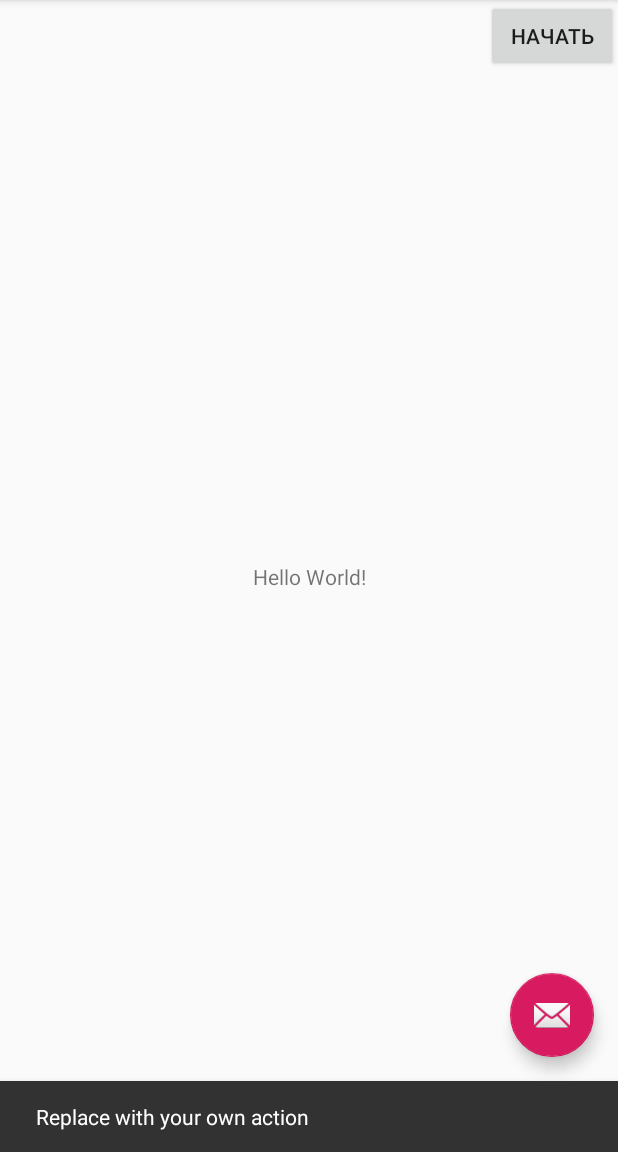
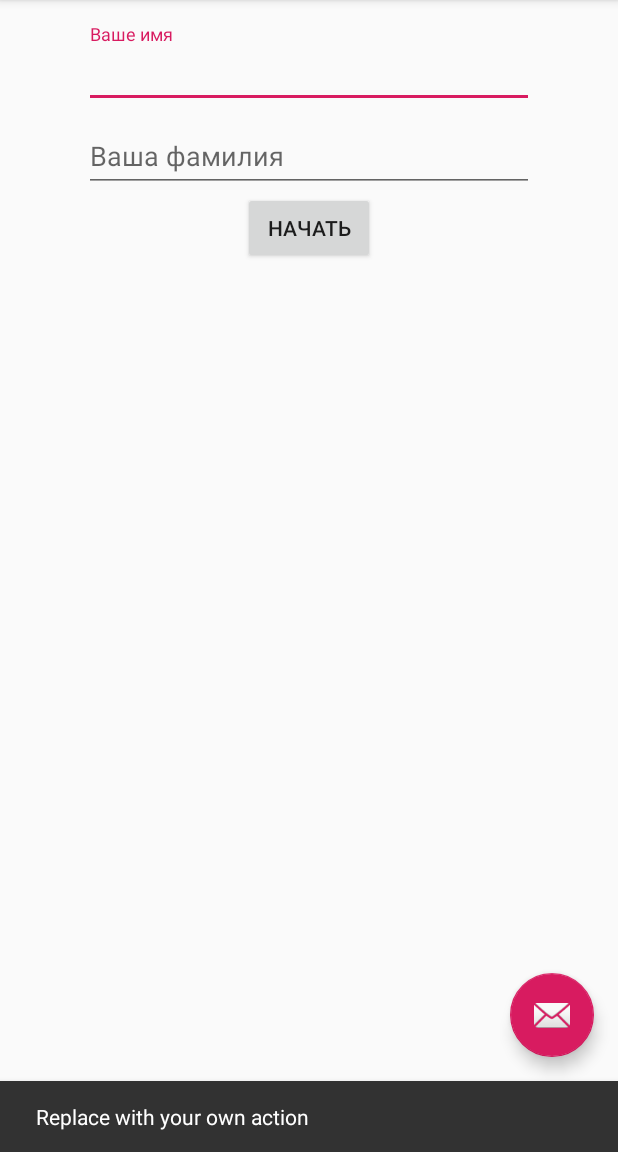
Before and after one commit to KunakbaevAV/MaterialDesign, an Android app: the screen it shows after launch (MainActivity), after a tap on an icon or button, on a phone screen of 412 x 824 dp, the part 84-1236 px from its top. Run offline under Robolectric (Android 15) with nearby library versions, the phone set to English and light mode, and no system bars; libraries missing offline, so code that uses them is left out: com.daimajia.androidanimations.

Commit message:
Добавил два поля регистрации и анимацию в случае, если поля не заполнены

```diff
--- a/app/build.gradle
+++ b/app/build.gradle
@@ -16,6 +16,10 @@ android {
             proguardFiles getDefaultProguardFile('proguard-android-optimize.txt'), 'proguard-rules.pro'
         }
     }
+    compileOptions {
+        sourceCompatibility = '1.8'
+        targetCompatibility = '1.8'
+    }
 }
 
 dependencies {
@@ -25,6 +29,8 @@ dependencies {
     implementation 'com.google.android.material:material:1.1.0-alpha04'
     implementation 'androidx.legacy:legacy-support-v4:1.0.0'
     implementation 'androidx.recyclerview:recyclerview:1.1.0-alpha02'
+    implementation 'com.daimajia.easing:library:2.0@aar'
+    implementation 'com.daimajia.androidanimations:library:2.3@aar'
     testImplementation 'junit:junit:4.12'
     androidTestImplementation 'androidx.test:runner:1.1.2-alpha02'
     androidTestImplementation 'androidx.test.espresso:espresso-core:3.2.0-alpha02'
--- a/app/src/main/java/com/example/materialdesign/MainActivity.java
+++ b/app/src/main/java/com/example/materialdesign/MainActivity.java
@@ -2,17 +2,29 @@ package com.example.materialdesign;
 
 import android.os.Bundle;
 
+import com.daimajia.androidanimations.library.Techniques;
+import com.daimajia.androidanimations.library.YoYo;
 import com.google.android.material.floatingactionbutton.FloatingActionButton;
 import com.google.android.material.snackbar.Snackbar;
+import com.google.android.material.textfield.TextInputLayout;
 
 import androidx.appcompat.app.AppCompatActivity;
+import androidx.appcompat.widget.AppCompatButton;
 import androidx.appcompat.widget.Toolbar;
 
-import android.view.View;
 import android.view.Menu;
 import android.view.MenuItem;
+import android.widget.EditText;
+import android.widget.Toast;
+
+import java.util.Objects;
 
 public class MainActivity extends AppCompatActivity {
+    AppCompatButton buttonBegin;
+    TextInputLayout inputName;
+    TextInputLayout inputSurname;
+    private String userName;
+    private String userSurname;
 
     @Override
     protected void onCreate(Bundle savedInstanceState) {
@@ -20,37 +32,56 @@ public class MainActivity extends AppCompatActivity {
         setContentView(R.layout.activity_main);
         Toolbar toolbar = findViewById(R.id.toolbar);
         setSupportActionBar(toolbar);
+        initUI();
+    }
+
+    private void initUI() {
+        inputName = findViewById(R.id.inputLayoutName);
+        inputSurname = findViewById(R.id.inputLayoutSurname);
+        buttonBegin = findViewById(R.id.buttonBegin);
+        buttonBegin.setOnClickListener((view) -> {
+            saveUser();
+            checkRegistration();
+        });
 
         FloatingActionButton fab = findViewById(R.id.fab);
-        fab.setOnClickListener(new View.OnClickListener() {
-            @Override
-            public void onClick(View view) {
-                Snackbar.make(view, "Replace with your own action", Snackbar.LENGTH_LONG)
-                        .setAction("Action", null).show();
-            }
-        });
+        fab.setOnClickListener(view -> Snackbar.make(view, "Replace with your own action", Snackbar.LENGTH_LONG)
+                .setAction("Action", null).show());
+    }
+
+    private void checkRegistration() {
+        if (userName.isEmpty()) {
+            Toast.makeText(this, "Введите имя", Toast.LENGTH_SHORT).show();
+            YoYo.with(Techniques.Shake).playOn(inputName);
+        } else if (userSurname.isEmpty()) {
+            Toast.makeText(this, "Введите фамилию", Toast.LENGTH_SHORT).show();
+            YoYo.with(Techniques.Shake).playOn(inputSurname);
+        } else {
+            Toast.makeText(this, "Зарегистрирован пользователь \n"
+                    + userName + " " + userSurname, Toast.LENGTH_SHORT).show();
+        }
+    }
+
+    private void saveUser() {
+        userName = Objects.requireNonNull(inputName.getEditText()).getText().toString();
+        userSurname = Objects.requireNonNull(inputSurname.getEditText()).getText().toString();
     }
 
     @Override
     public boolean onCreateOptionsMenu(Menu menu) {
-        // Inflate the menu; this adds items to the action bar if it is present.
         getMenuInflater().inflate(R.menu.menu_main, menu);
         return true;
     }
 
     @Override
     public boolean onOptionsItemSelected(MenuItem item) {
-        // Handle action bar fragment_themes clicks here. The action bar will
-        // automatically handle clicks on the Home/Up button, so long
-        // as you specify a parent activity in AndroidManifest.xml.
         int id = item.getItemId();
 
-        //noinspection SimplifiableIfStatement
         if (id == R.id.theme_settings) {
             setContentView(R.layout.fragment_themes);
             return true;
         }
-
         return super.onOptionsItemSelected(item);
     }
+
 }
--- a/app/src/main/res/layout/activity_main.xml
+++ b/app/src/main/res/layout/activity_main.xml
@@ -4,7 +4,8 @@
     xmlns:tools="http://schemas.android.com/tools"
     android:layout_width="match_parent"
     android:layout_height="match_parent"
-    tools:context=".MainActivity">
+    tools:context=".MainActivity"
+    android:clipChildren="false">
 
     <com.google.android.material.appbar.AppBarLayout
         android:layout_width="match_parent"
--- a/app/src/main/res/layout/content_main.xml
+++ b/app/src/main/res/layout/content_main.xml
@@ -8,22 +8,49 @@
     tools:context=".MainActivity"
     tools:showIn="@layout/activity_main">
 
-    <TextView
+    <com.google.android.material.textfield.TextInputLayout
+        android:id="@+id/inputLayoutName"
+        android:layout_width="300dp"
+        android:layout_height="wrap_content"
+        android:layout_marginTop="@dimen/fab_margin"
+        app:layout_constraintLeft_toLeftOf="parent"
+        app:layout_constraintRight_toRightOf="parent"
+        app:layout_constraintTop_toTopOf="parent"
+        android:hint="@string/you_name">
+
+        <EditText
+            android:id="@+id/editTextName"
+            android:layout_width="match_parent"
+            android:layout_height="wrap_content"
+            android:inputType="textPersonName"
+            tools:ignore="Autofill,LabelFor" />
+    </com.google.android.material.textfield.TextInputLayout>
+
+    <com.google.android.material.textfield.TextInputLayout
+        android:id="@+id/inputLayoutSurname"
+        android:layout_width="300dp"
+        android:layout_height="wrap_content"
+        app:layout_constraintLeft_toLeftOf="parent"
+        app:layout_constraintRight_toRightOf="parent"
+        app:layout_constraintTop_toBottomOf="@id/inputLayoutName"
+        android:hint="@string/you_surname">
+
+        <EditText
+            android:id="@+id/editTextSurname"
+            android:layout_width="match_parent"
+            android:layout_height="wrap_content"
+            android:inputType="textPersonName"
+            tools:ignore="Autofill,LabelFor" />
+    </com.google.android.material.textfield.TextInputLayout>
+
+    <androidx.appcompat.widget.AppCompatButton
+        android:id="@+id/buttonBegin"
         android:layout_width="wrap_content"
         android:layout_height="wrap_content"
-        android:text="Hello World!"
-        app:layout_constraintBottom_toBottomOf="parent"
+        android:text="@string/beginWork"
         app:layout_constraintLeft_toLeftOf="parent"
         app:layout_constraintRight_toRightOf="parent"
-        app:layout_constraintTop_toTopOf="parent" />
-
-    <androidx.appcompat.widget.AppCompatButton
-        android:id="@+id/buttonTheme"
-        app:layout_constraintEnd_toEndOf="parent"
-        app:layout_constraintTop_toTopOf="parent"
-        android:text="@string/beginWork"
-        android:layout_width="wrap_content"
-        android:layout_height="wrap_content" />
+        app:layout_constraintTop_toBottomOf="@id/inputLayoutSurname" />
 
 
 </androidx.constraintlayout.widget.ConstraintLayout>
--- a/app/src/main/res/values/strings.xml
+++ b/app/src/main/res/values/strings.xml
@@ -5,4 +5,6 @@
     <string name="beginWork">Начать</string>
     <string name="apply">Применить</string>
     <string name="array_themes">Список тем</string>
+    <string name="you_name">Ваше имя</string>
+    <string name="you_surname">Ваша фамилия</string>
 </resources>
```
